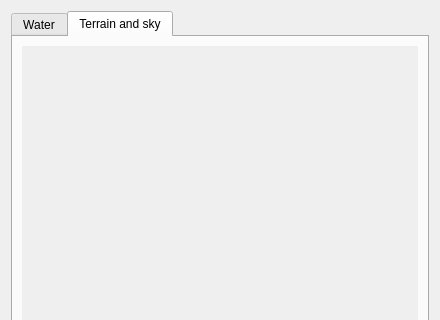
Qt form GeneralsMD/Code/Tools/WorldBuilder/qt/panels/WBQtWaterTuningPanel.ui (Ui-shigure-z/contraZH) before a commit; both pictures show x 0 to 440 and y 0 to 320 of the 440 by 560 pixel window.
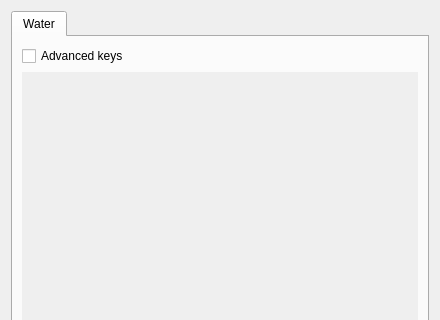
The same form after that commit. The open tabs and pages were chosen to show the change.

Commit message: feat(worldbuilder): tune the colour grade per map on its own tab

```diff
--- a/GeneralsMD/Code/Tools/WorldBuilder/qt/panels/WBQtWaterTuningPanel.ui
+++ b/GeneralsMD/Code/Tools/WorldBuilder/qt/panels/WBQtWaterTuningPanel.ui
@@ -49,26 +49,6 @@
        </item>
       </layout>
      </widget>
-     <widget class="QWidget" name="terrainPage">
-      <attribute name="title">
-       <string>Terrain and sky</string>
-      </attribute>
-      <layout class="QVBoxLayout" name="terrainLayout">
-       <item>
-        <widget class="QScrollArea" name="terrainScroll">
-         <property name="frameShape">
-          <enum>QFrame::NoFrame</enum>
-         </property>
-         <property name="widgetResizable">
-          <bool>true</bool>
-         </property>
-         <widget class="QWidget" name="terrainHost">
-          <layout class="QGridLayout" name="terrainGrid" columnstretch="1,0,0,0,0"/>
-         </widget>
-        </widget>
-       </item>
-      </layout>
-     </widget>
     </widget>
    </item>
    <item>
```
The commit also changes 5 other files.
